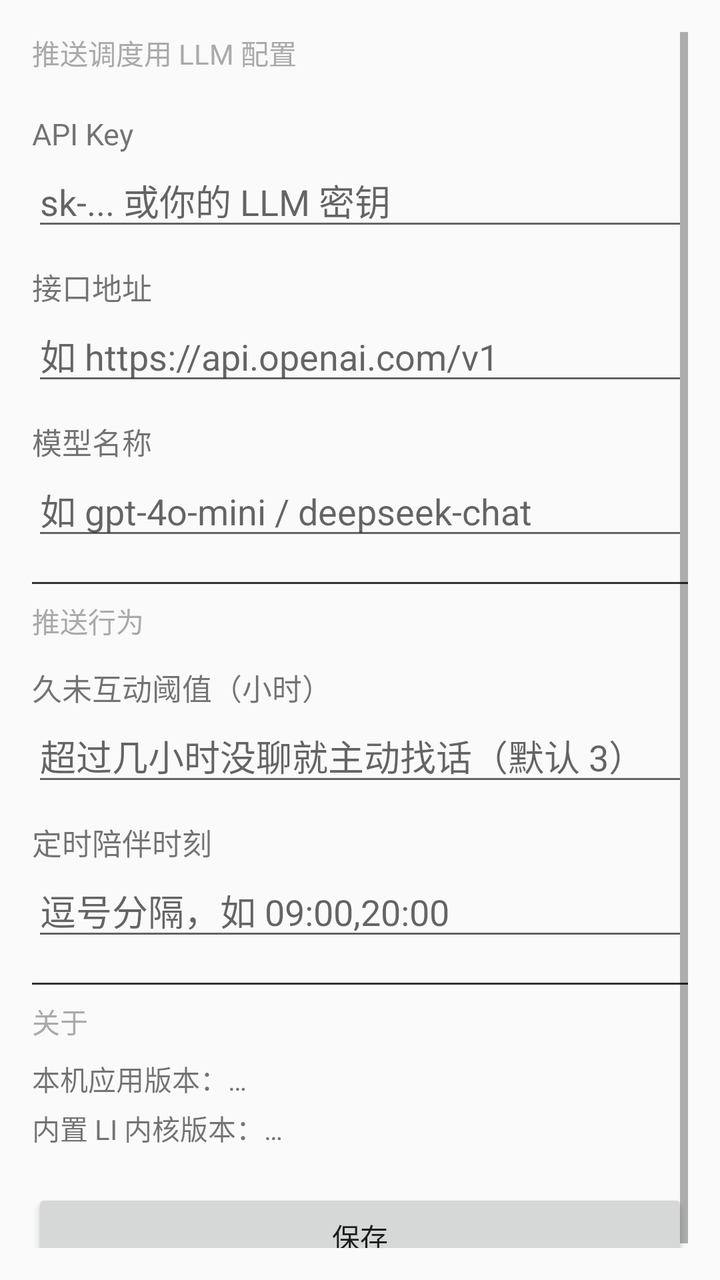
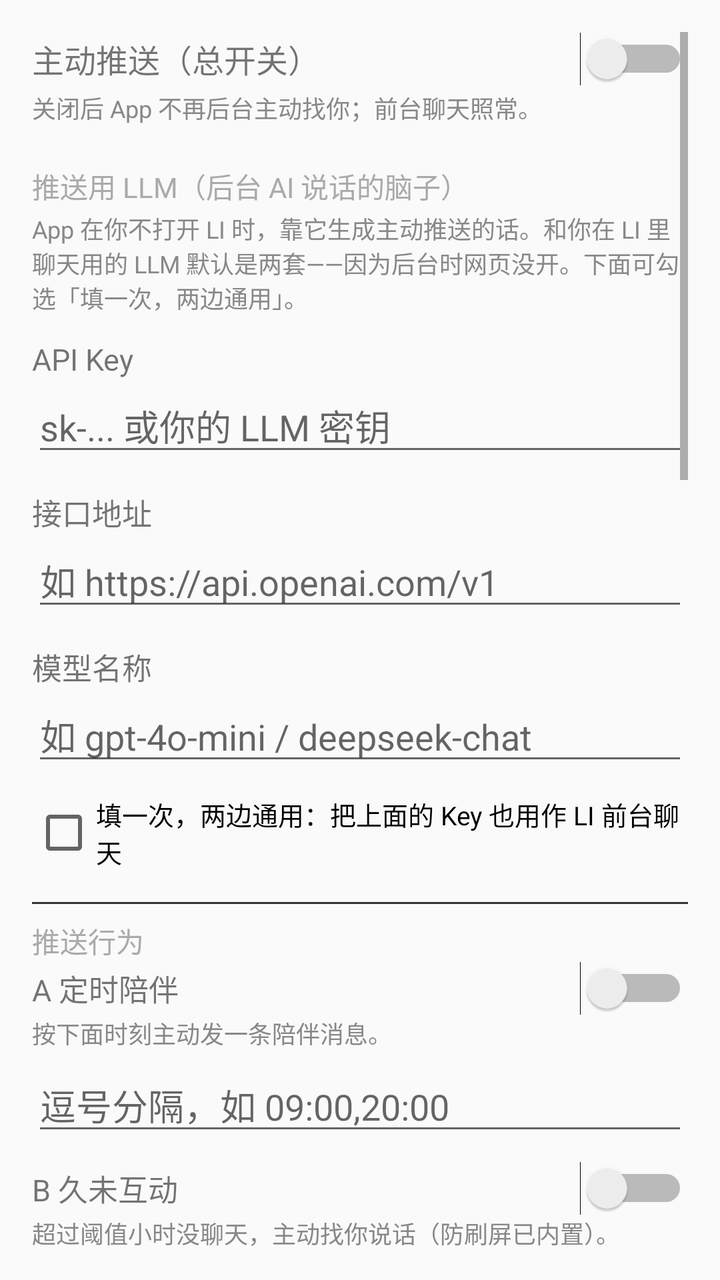

Two renders of the same Android screen: before a commit and after it. Below are the layout's source before the change and the commit's diff.
<!-- AndroidManifest.xml: application theme Theme.LI -->
<!-- res/layout/activity_settings.xml -->
<?xml version="1.0" encoding="utf-8"?>
<ScrollView
    xmlns:android="http://schemas.android.com/apk/res/android"
    android:layout_width="match_parent"
    android:layout_height="match_parent"
    android:padding="16dp">

    <LinearLayout
        android:orientation="vertical"
        android:layout_width="match_parent"
        android:layout_height="wrap_content">

        
        <TextView
            android:text="推送调度用 LLM 配置"
            android:textSize="14sp"
            android:textColor="#AAAAAA"
            android:layout_marginBottom="8dp"
            android:layout_width="match_parent"
            android:layout_height="wrap_content" />

        <TextView
            android:text="API Key"
            android:textSize="15sp"
            android:layout_marginTop="12dp"
            android:layout_width="match_parent"
            android:layout_height="wrap_content" />
        <EditText
            android:id="@+id/etKey"
            android:hint="sk-... 或你的 LLM 密钥"
            android:inputType="textPassword"
            android:layout_width="match_parent"
            android:layout_height="wrap_content" />

        <TextView
            android:text="接口地址"
            android:textSize="15sp"
            android:layout_marginTop="12dp"
            android:layout_width="match_parent"
            android:layout_height="wrap_content" />
        <EditText
            android:id="@+id/etBase"
            android:hint="如 https://api.openai.com/v1"
            android:inputType="textUri"
            android:layout_width="match_parent"
            android:layout_height="wrap_content" />

        <TextView
            android:text="模型名称"
            android:textSize="15sp"
            android:layout_marginTop="12dp"
            android:layout_width="match_parent"
            android:layout_height="wrap_content" />
        <EditText
            android:id="@+id/etModel"
            android:hint="如 gpt-4o-mini / deepseek-chat"
            android:inputType="text"
            android:layout_width="match_parent"
            android:layout_height="wrap_content" />

        
        <View
            android:layout_width="match_parent"
            android:layout_height="1dp"
            android:background="#333333"
            android:layout_marginTop="16dp"
            android:layout_marginBottom="8dp" />

        <TextView
            android:text="推送行为"
            android:textSize="14sp"
            android:textColor="#AAAAAA"
            android:layout_marginBottom="8dp"
            android:layout_width="match_parent"
            android:layout_height="wrap_content" />

        <TextView
            android:text="久未互动阈值（小时）"
            android:textSize="15sp"
            android:layout_marginTop="4dp"
            android:layout_width="match_parent"
            android:layout_height="wrap_content" />
        <EditText
            android:id="@+id/etIdle"
            android:hint="超过几小时没聊就主动找话（默认 3）"
            android:inputType="numberDecimal"
            android:layout_width="match_parent"
            android:layout_height="wrap_content" />

        <TextView
            android:text="定时陪伴时刻"
            android:textSize="15sp"
            android:layout_marginTop="12dp"
            android:layout_width="match_parent"
            android:layout_height="wrap_content" />
        <EditText
            android:id="@+id/etSchedule"
            android:hint="逗号分隔，如 09:00,20:00"
            android:inputType="text"
            android:layout_width="match_parent"
            android:layout_height="wrap_content" />

        
        <View
            android:layout_width="match_parent"
            android:layout_height="1dp"
            android:background="#333333"
            android:layout_marginTop="16dp"
            android:layout_marginBottom="8dp" />

        <TextView
            android:text="关于"
            android:textSize="14sp"
            android:textColor="#AAAAAA"
            android:layout_marginBottom="8dp"
            android:layout_width="match_parent"
            android:layout_height="wrap_content" />

        <TextView
            android:id="@+id/tvAppVersion"
            android:text="本机应用版本：…"
            android:textSize="14sp"
            android:layout_width="match_parent"
            android:layout_height="wrap_content" />

        <TextView
            android:id="@+id/tvLiVersion"
            android:text="内置 LI 内核版本：…"
            android:textSize="14sp"
            android:layout_marginTop="4dp"
            android:layout_width="match_parent"
            android:layout_height="wrap_content" />

        <Button
            android:id="@+id/btnSave"
            android:text="保存"
            android:layout_marginTop="20dp"
            android:layout_width="match_parent"
            android:layout_height="wrap_content" />

    </LinearLayout>
</ScrollView>
<!-- resources referenced by this layout -->
<resources>
  <style name="Theme.LI" parent="Theme.AppCompat.DayNight.NoActionBar" />
</resources>

<!-- the commit's change to res/layout/activity_settings.xml (unified diff, before → after) -->
@@ -11,132 +11,141 @@
         android:layout_height="wrap_content">
 
         
+        <LinearLayout
+            android:orientation="horizontal"
+            android:gravity="center_vertical"
+            android:layout_width="match_parent"
+            android:layout_height="wrap_content">
+            <TextView
+                android:text="主动推送（总开关）"
+                android:textSize="16sp"
+                android:layout_weight="1"
+                android:layout_width="0dp"
+                android:layout_height="wrap_content" />
+            <Switch
+                android:id="@+id/swEnabled"
+                android:layout_width="wrap_content"
+                android:layout_height="wrap_content" />
+        </LinearLayout>
         <TextView
-            android:text="推送调度用 LLM 配置"
+            android:text="关闭后 App 不再后台主动找你；前台聊天照常。"
+            android:textSize="12sp"
+            android:textColor="#888888"
+            android:layout_marginTop="2dp"
+            android:layout_width="match_parent"
+            android:layout_height="wrap_content" />
+
+        
+        <TextView
+            android:text="推送用 LLM（后台 AI 说话的脑子）"
             android:textSize="14sp"
             android:textColor="#AAAAAA"
-            android:layout_marginBottom="8dp"
+            android:layout_marginTop="20dp"
+            android:layout_width="match_parent"
+            android:layout_height="wrap_content" />
+        <TextView
+            android:text="App 在你不打开 LI 时，靠它生成主动推送的话。和你在 LI 里聊天用的 LLM 默认是两套——因为后台时网页没开。下面可勾选「填一次，两边通用」。"
+            android:textSize="12sp"
+            android:textColor="#888888"
+            android:layout_marginTop="2dp"
+            android:layout_width="match_parent"
+            android:layout_height="wrap_content" />
+
+        <TextView android:text="API Key" android:textSize="15sp" android:layout_marginTop="12dp" android:layout_width="match_parent" android:layout_height="wrap_content" />
+        <EditText android:id="@+id/etKey" android:hint="sk-... 或你的 LLM 密钥" android:inputType="textPassword" android:layout_width="match_parent" android:layout_height="wrap_content" />
+
+        <TextView android:text="接口地址" android:textSize="15sp" android:layout_marginTop="12dp" android:layout_width="match_parent" android:layout_height="wrap_content" />
+        <EditText android:id="@+id/etBase" android:hint="如 https://api.openai.com/v1" android:inputType="textUri" android:layout_width="match_parent" android:layout_height="wrap_content" />
+
+        <TextView android:text="模型名称" android:textSize="15sp" android:layout_marginTop="12dp" android:layout_width="match_parent" android:layout_height="wrap_content" />
+        <EditText android:id="@+id/etModel" android:hint="如 gpt-4o-mini / deepseek-chat" android:inputType="text" android:layout_width="match_parent" android:layout_height="wrap_content" />
+
+        <CheckBox
+            android:id="@+id/cbSyncWeb"
+            android:text="填一次，两边通用：把上面的 Key 也用作 LI 前台聊天"
+            android:textSize="13sp"
+            android:layout_marginTop="10dp"
+            android:layout_width="match_parent"
+            android:layout_height="wrap_content" />
+
+        
+        <View android:layout_width="match_parent" android:layout_height="1dp" android:background="#333333" android:layout_marginTop="16dp" android:layout_marginBottom="8dp" />
+        <TextView android:text="推送行为" android:textSize="14sp" android:textColor="#AAAAAA" android:layout_width="match_parent" android:layout_height="wrap_content" />
+
+        <LinearLayout android:orientation="horizontal" android:gravity="center_vertical" android:layout_width="match_parent" android:layout_height="wrap_content">
+            <TextView android:text="A 定时陪伴" android:textSize="15sp" android:layout_weight="1" android:layout_width="0dp" android:layout_height="wrap_content" />
+            <Switch android:id="@+id/swA" android:layout_width="wrap_content" android:layout_height="wrap_content" />
+        </LinearLayout>
+        <TextView android:text="按下面时刻主动发一条陪伴消息。" android:textSize="12sp" android:textColor="#888888" android:layout_width="match_parent" android:layout_height="wrap_content" />
+        <EditText android:id="@+id/etSchedule" android:hint="逗号分隔，如 09:00,20:00" android:inputType="text" android:layout_marginTop="4dp" android:layout_width="match_parent" android:layout_height="wrap_content" />
+
+        <LinearLayout android:orientation="horizontal" android:gravity="center_vertical" android:layout_width="match_parent" android:layout_height="wrap_content" android:layout_marginTop="8dp">
+            <TextView android:text="B 久未互动" android:textSize="15sp" android:layout_weight="1" android:layout_width="0dp" android:layout_height="wrap_content" />
+            <Switch android:id="@+id/swB" android:layout_width="wrap_content" android:layout_height="wrap_content" />
+        </LinearLayout>
+        <TextView android:text="超过阈值小时没聊天，主动找你说话（防刷屏已内置）。" android:textSize="12sp" android:textColor="#888888" android:layout_width="match_parent" android:layout_height="wrap_content" />
+        <EditText android:id="@+id/etIdle" android:hint="超过几小时没聊就主动找话（默认 3）" android:inputType="numberDecimal" android:layout_marginTop="4dp" android:layout_width="match_parent" android:layout_height="wrap_content" />
+
+        
+        <View android:layout_width="match_parent" android:layout_height="1dp" android:background="#333333" android:layout_marginTop="16dp" android:layout_marginBottom="8dp" />
+        <TextView android:text="云端语音（MiMo TTS）" android:textSize="14sp" android:textColor="#AAAAAA" android:layout_width="match_parent" android:layout_height="wrap_content" />
+        <TextView android:text="系统语音免费、无需 Key。想用更自然的「云端语音」才填这里——这是语音服务的 Key，和上面的 LLM Key 不是一回事，不能合并填一次。"
+            android:textSize="12sp" android:textColor="#888888" android:layout_marginTop="2dp" android:layout_width="match_parent" android:layout_height="wrap_content" />
+
+        <TextView android:text="云端语音 API Key" android:textSize="15sp" android:layout_marginTop="12dp" android:layout_width="match_parent" android:layout_height="wrap_content" />
+        <EditText android:id="@+id/etTtsKey" android:hint="xiaomimimo 的 Key" android:inputType="textPassword" android:layout_width="match_parent" android:layout_height="wrap_content" />
+
+        <TextView android:text="接口地址" android:textSize="15sp" android:layout_marginTop="12dp" android:layout_width="match_parent" android:layout_height="wrap_content" />
+        <EditText android:id="@+id/etTtsBase" android:hint="默认 https://api.xiaomimimo.com/v1" android:inputType="textUri" android:layout_width="match_parent" android:layout_height="wrap_content" />
+
+        <TextView android:text="模型" android:textSize="15sp" android:layout_marginTop="12dp" android:layout_width="match_parent" android:layout_height="wrap_content" />
+        <EditText android:id="@+id/etTtsModel" android:hint="默认 mimo-v2.5-tts" android:inputType="text" android:layout_width="match_parent" android:layout_height="wrap_content" />
+
+        
+        <View android:layout_width="match_parent" android:layout_height="1dp" android:background="#333333" android:layout_marginTop="16dp" android:layout_marginBottom="8dp" />
+        <TextView android:text="数据管理（你的信息掌控）" android:textSize="14sp" android:textColor="#AAAAAA" android:layout_width="match_parent" android:layout_height="wrap_content" />
+        <TextView
+            android:id="@+id/tvDataInfo"
+            android:text="你的全部数据都在 App 私有沙盒里（不联网、不进云）：\n• 聊天记录 / 网页聊天 Key / 云端语音 Key → LI 的网页存储（localStorage，键 liChatData_v2）\n• 推送 Key / 推送开关 / 阈值 / 时刻 → App 原生配置（shared_prefs）\n两套都在 /data/data/com.li.android/ 下，手机文件管理器翻不到（系统隔离），所以用本面板管理。"
+            android:textSize="12sp"
+            android:textColor="#888888"
+            android:layout_marginTop="2dp"
             android:layout_width="match_parent"
             android:layout_height="wrap_content" />
 
         <TextView
-            android:text="API Key"
-            android:textSize="15sp"
-            android:layout_marginTop="12dp"
-            android:layout_width="match_parent"
-            android:layout_height="wrap_content" />
-        <EditText
-            android:id="@+id/etKey"
-            android:hint="sk-... 或你的 LLM 密钥"
-            android:inputType="textPassword"
+            android:id="@+id/tvStats"
+            android:text="存储统计：加载中…"
+            android:textSize="13sp"
+            android:layout_marginTop="8dp"
             android:layout_width="match_parent"
             android:layout_height="wrap_content" />
 
-        <TextView
-            android:text="接口地址"
-            android:textSize="15sp"
-            android:layout_marginTop="12dp"
-            android:layout_width="match_parent"
-            android:layout_height="wrap_content" />
-        <EditText
-            android:id="@+id/etBase"
-            android:hint="如 https://api.openai.com/v1"
-            android:inputType="textUri"
-            android:layout_width="match_parent"
-            android:layout_height="wrap_content" />
-
-        <TextView
-            android:text="模型名称"
-            android:textSize="15sp"
-            android:layout_marginTop="12dp"
-            android:layout_width="match_parent"
-            android:layout_height="wrap_content" />
-        <EditText
-            android:id="@+id/etModel"
-            android:hint="如 gpt-4o-mini / deepseek-chat"
-            android:inputType="text"
-            android:layout_width="match_parent"
-            android:layout_height="wrap_content" />
+        <Button android:id="@+id/btnExport" android:text="导出聊天记录（写文件）" android:layout_marginTop="10dp" android:layout_width="match_parent" android:layout_height="wrap_content" />
+        <Button android:id="@+id/btnClearChat" android:text="清空聊天记录" android:layout_marginTop="6dp" android:layout_width="match_parent" android:layout_height="wrap_content" />
+        <Button android:id="@+id/btnResetAll" android:text="重置全部（清空 App + 网页）" android:layout_marginTop="6dp" android:layout_width="match_parent" android:layout_height="wrap_content" />
 
         
-        <View
-            android:layout_width="match_parent"
-            android:layout_height="1dp"
-            android:background="#333333"
-            android:layout_marginTop="16dp"
-            android:layout_marginBottom="8dp" />
+        <View android:layout_width="match_parent" android:layout_height="1dp" android:background="#333333" android:layout_marginTop="16dp" android:layout_marginBottom="8dp" />
+        <TextView android:text="状态 / 权限" android:textSize="14sp" android:textColor="#AAAAAA" android:layout_width="match_parent" android:layout_height="wrap_content" />
 
-        <TextView
-            android:text="推送行为"
-            android:textSize="14sp"
-            android:textColor="#AAAAAA"
-            android:layout_marginBottom="8dp"
-            android:layout_width="match_parent"
-            android:layout_height="wrap_content" />
-
-        <TextView
-            android:text="久未互动阈值（小时）"
-            android:textSize="15sp"
-            android:layout_marginTop="4dp"
-            android:layout_width="match_parent"
-            android:layout_height="wrap_content" />
-        <EditText
-            android:id="@+id/etIdle"
-            android:hint="超过几小时没聊就主动找话（默认 3）"
-            android:inputType="numberDecimal"
-            android:layout_width="match_parent"
-            android:layout_height="wrap_content" />
-
-        <TextView
-            android:text="定时陪伴时刻"
-            android:textSize="15sp"
-            android:layout_marginTop="12dp"
-            android:layout_width="match_parent"
-            android:layout_height="wrap_content" />
-        <EditText
-            android:id="@+id/etSchedule"
-            android:hint="逗号分隔，如 09:00,20:00"
-            android:inputType="text"
-            android:layout_width="match_parent"
-            android:layout_height="wrap_content" />
+        <LinearLayout android:orientation="horizontal" android:gravity="center_vertical" android:layout_width="match_parent" android:layout_height="wrap_content" android:layout_marginTop="6dp">
+            <TextView android:id="@+id/tvNotif" android:text="通知权限：检测中…" android:textSize="13sp" android:layout_weight="1" android:layout_width="0dp" android:layout_height="wrap_content" />
+            <Button android:id="@+id/btnOpenNotif" android:text="去开启" android:layout_width="wrap_content" android:layout_height="wrap_content" />
+        </LinearLayout>
+        <LinearLayout android:orientation="horizontal" android:gravity="center_vertical" android:layout_width="match_parent" android:layout_height="wrap_content" android:layout_marginTop="6dp">
+            <TextView android:id="@+id/tvBattery" android:text="电池豁免：检测中…" android:textSize="13sp" android:layout_weight="1" android:layout_width="0dp" android:layout_height="wrap_content" />
+            <Button android:id="@+id/btnOpenBattery" android:text="去开启" android:layout_width="wrap_content" android:layout_height="wrap_content" />
+        </LinearLayout>
+        <Button android:id="@+id/btnTestPush" android:text="发一条测试推送" android:layout_marginTop="8dp" android:layout_width="match_parent" android:layout_height="wrap_content" />
 
         
-        <View
-            android:layout_width="match_parent"
-            android:layout_height="1dp"
-            android:background="#333333"
-            android:layout_marginTop="16dp"
-            android:layout_marginBottom="8dp" />
+        <View android:layout_width="match_parent" android:layout_height="1dp" android:background="#333333" android:layout_marginTop="16dp" android:layout_marginBottom="8dp" />
+        <TextView android:text="关于" android:textSize="14sp" android:textColor="#AAAAAA" android:layout_width="match_parent" android:layout_height="wrap_content" />
+        <TextView android:id="@+id/tvAppVersion" android:text="本机应用版本：…" android:textSize="14sp" android:layout_width="match_parent" android:layout_height="wrap_content" />
+        <TextView android:id="@+id/tvLiVersion" android:text="内置 LI 内核版本：…" android:textSize="14sp" android:layout_marginTop="4dp" android:layout_width="match_parent" android:layout_height="wrap_content" />
 
-        <TextView
-            android:text="关于"
-            android:textSize="14sp"
-            android:textColor="#AAAAAA"
-            android:layout_marginBottom="8dp"
-            android:layout_width="match_parent"
-            android:layout_height="wrap_content" />
-
-        <TextView
-            android:id="@+id/tvAppVersion"
-            android:text="本机应用版本：…"
-            android:textSize="14sp"
-            android:layout_width="match_parent"
-            android:layout_height="wrap_content" />
-
-        <TextView
-            android:id="@+id/tvLiVersion"
-            android:text="内置 LI 内核版本：…"
-            android:textSize="14sp"
-            android:layout_marginTop="4dp"
-            android:layout_width="match_parent"
-            android:layout_height="wrap_content" />
-
-        <Button
-            android:id="@+id/btnSave"
-            android:text="保存"
-            android:layout_marginTop="20dp"
-            android:layout_width="match_parent"
-            android:layout_height="wrap_content" />
+        <Button android:id="@+id/btnSave" android:text="保存" android:layout_marginTop="20dp" android:layout_width="match_parent" android:layout_height="wrap_content" />
 
     </LinearLayout>
 </ScrollView>
